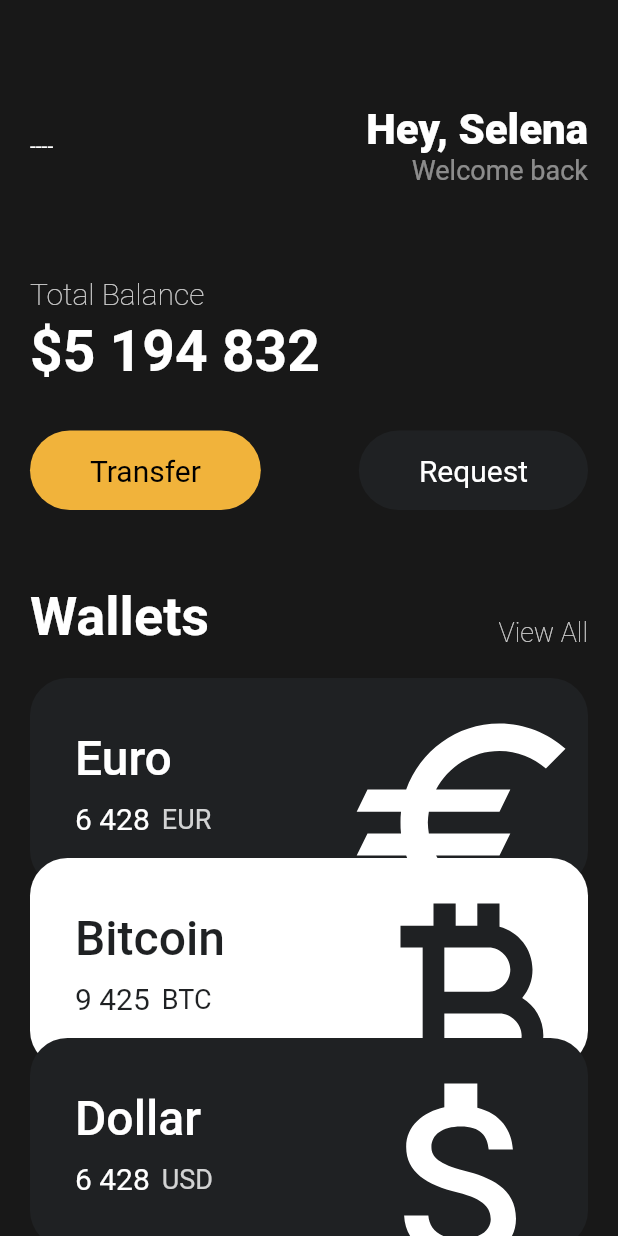
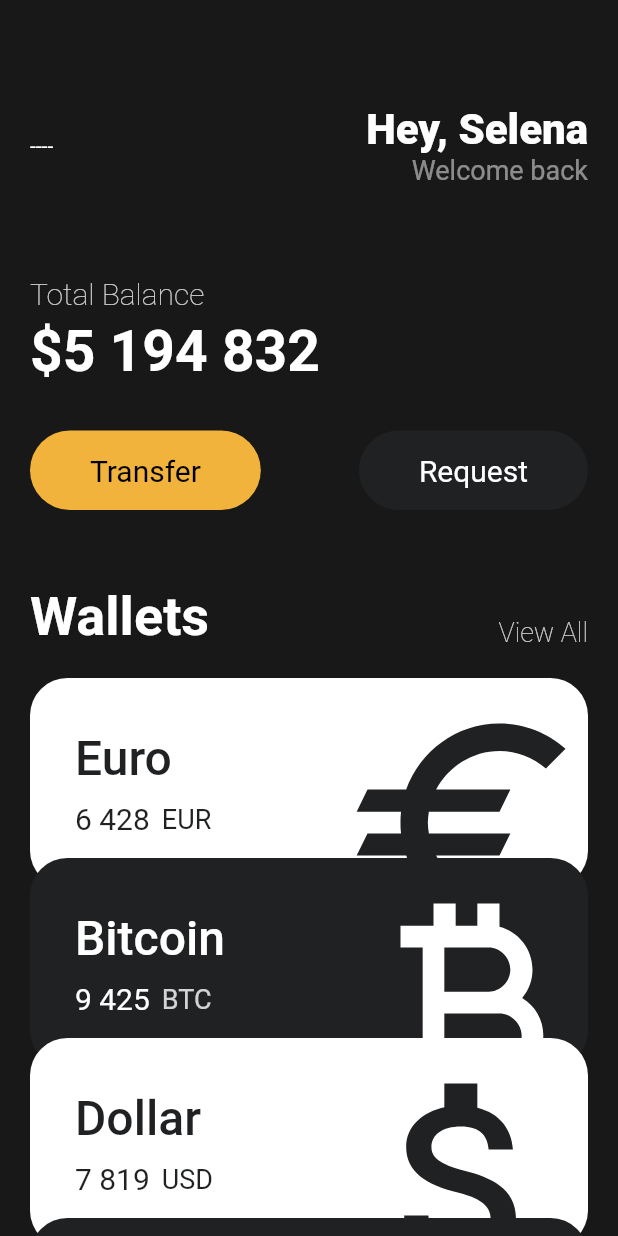
Before and after one commit to helious23/toonflix, a Flutter app: the screen it shows after launch, on a phone screen of 412 x 824 dp. Run offline on Flutter 3.47's test engine with Material 2 defaults, Android fonts, the phone set to English and light mode, and no system bars.

Commit message:
Code challenage

```diff
--- a/lib/main.dart
+++ b/lib/main.dart
@@ -130,27 +130,28 @@ class App extends StatelessWidget {
                     code: 'EUR',
                     amount: '6 428',
                     icon: Icons.euro_outlined,
-                    isInverted: false,
+                    index: 0,
                   ),
-                  Transform.translate(
-                    offset: const Offset(0, -20),
-                    child: const CurrencyCard(
+                  const CurrencyCard(
                     name: 'Bitcoin',
                     code: 'BTC',
                     amount: '9 425',
                     icon: Icons.currency_bitcoin,
-                      isInverted: true,
+                    index: 1,
                   ),
-                  ),
-                  Transform.translate(
-                    offset: const Offset(0, -40),
-                    child: const CurrencyCard(
+                  const CurrencyCard(
                     name: 'Dollar',
                     code: 'USD',
-                      amount: '6 428',
+                    amount: '7 819',
                     icon: Icons.attach_money_outlined,
-                      isInverted: false,
+                    index: 2,
                   ),
+                  const CurrencyCard(
+                    name: 'Dollar',
+                    code: 'USD',
+                    amount: '7 819',
+                    icon: Icons.attach_money_outlined,
+                    index: 3,
                   ),
                 ],
               ),
--- a/lib/widgets/currencty_card.dart
+++ b/lib/widgets/currencty_card.dart
@@ -3,24 +3,31 @@ import 'package:flutter/material.dart';
 class CurrencyCard extends StatelessWidget {
   final String name, code, amount;
   final IconData icon;
-  final bool isInverted;
+  final int index;
 
   final _blackColor = const Color(0xFF1F2123);
 
-  const CurrencyCard(
-      {super.key,
+  const CurrencyCard({
+    super.key,
     required this.name,
     required this.code,
     required this.amount,
     required this.icon,
-      required this.isInverted});
+    required this.index,
+  });
+
+  bool _isEven(int index) {
+    return index % 2 == 0;
+  }
 
   @override
   Widget build(BuildContext context) {
-    return Container(
+    return Transform.translate(
+      offset: Offset(0, -index * 20),
+      child: Container(
         clipBehavior: Clip.hardEdge,
         decoration: BoxDecoration(
-          color: isInverted ? Colors.white : _blackColor,
+            color: _isEven(index) ? Colors.white : _blackColor,
             borderRadius: BorderRadius.circular(25)),
         child: Padding(
           padding: const EdgeInsets.all(30),
@@ -33,7 +40,7 @@ class CurrencyCard extends StatelessWidget {
                   Text(
                     name,
                     style: TextStyle(
-                    color: isInverted ? _blackColor : Colors.white,
+                      color: _isEven(index) ? _blackColor : Colors.white,
                       fontSize: 32,
                       fontWeight: FontWeight.w500,
                     ),
@@ -46,7 +53,7 @@ class CurrencyCard extends StatelessWidget {
                       Text(
                         amount,
                         style: TextStyle(
-                        color: isInverted ? _blackColor : Colors.white,
+                          color: _isEven(index) ? _blackColor : Colors.white,
                           fontSize: 20,
                         ),
                       ),
@@ -56,7 +63,7 @@ class CurrencyCard extends StatelessWidget {
                       Text(
                         code,
                         style: TextStyle(
-                        color: isInverted
+                          color: _isEven(index)
                               ? _blackColor
                               : Colors.white.withOpacity(0.8),
                           fontSize: 18,
@@ -72,7 +79,7 @@ class CurrencyCard extends StatelessWidget {
                   offset: const Offset(-5, 12),
                   child: Icon(
                     icon,
-                  color: isInverted ? _blackColor : Colors.white,
+                    color: _isEven(index) ? _blackColor : Colors.white,
                     size: 80,
                   ),
                 ),
@@ -80,6 +87,7 @@ class CurrencyCard extends StatelessWidget {
             ],
           ),
         ),
+      ),
     );
   }
 }
```
Lines whose indentation alone changed are shown as unchanged.
